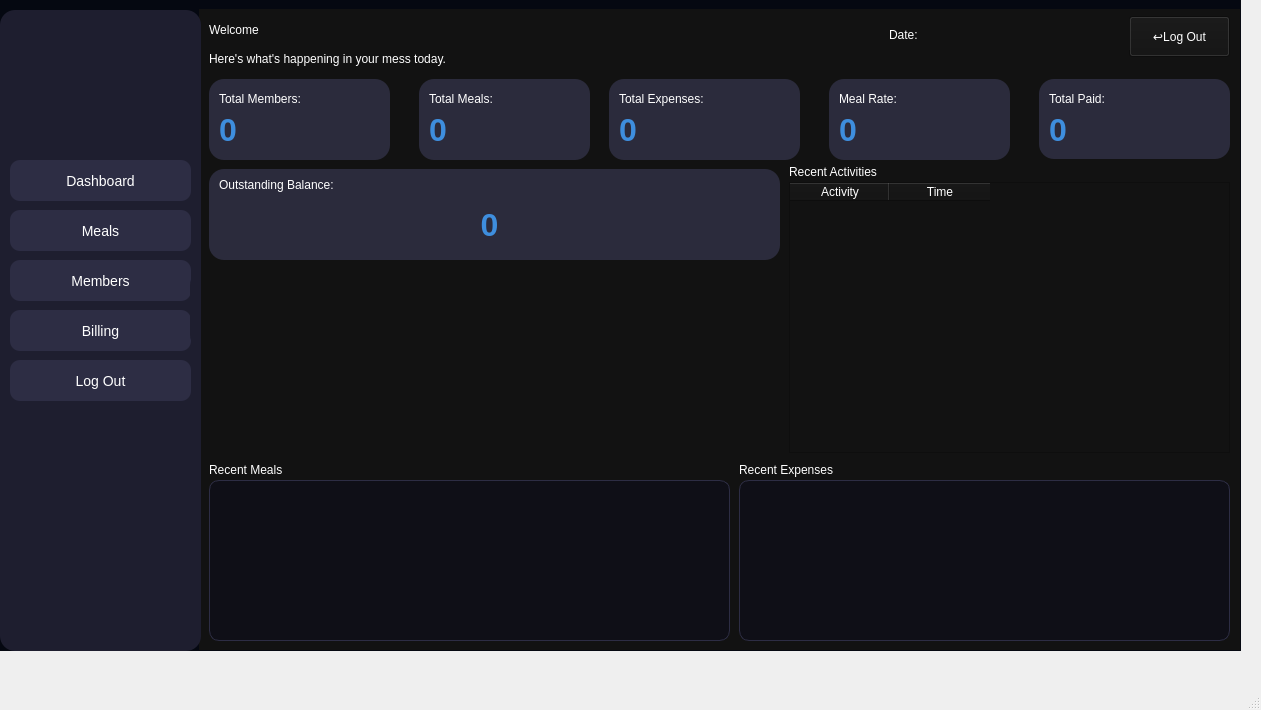
This is mainwindow.ui in cosmicelectro/MESSMATE as Qt 5 draws it before an edit. The edited form follows.
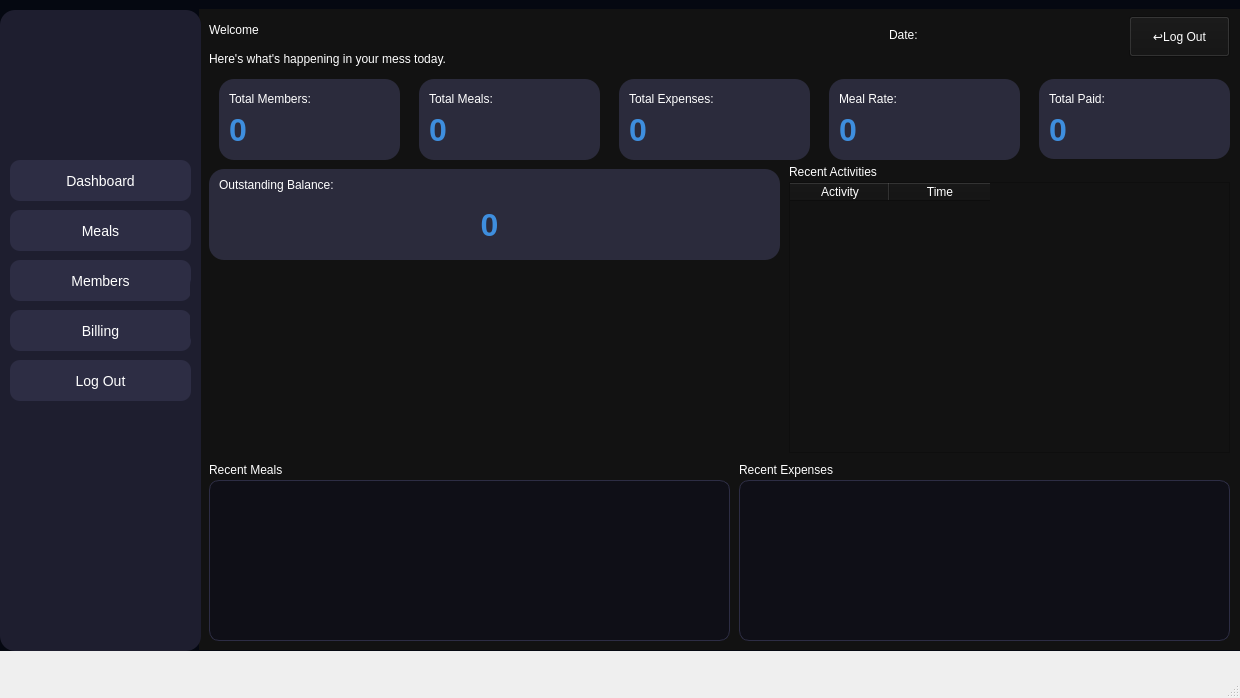
This is the edited form. Icons and pictures are not drawn.

```diff
--- a/mainwindow.ui
+++ b/mainwindow.ui
@@ -6,8 +6,8 @@
    <rect>
     <x>0</x>
     <y>0</y>
-    <width>1261</width>
-    <height>710</height>
+    <width>1240</width>
+    <height>698</height>
    </rect>
   </property>
   <property name="windowTitle">
@@ -561,7 +561,7 @@
        <widget class="QFrame" name="frame_2">
         <property name="geometry">
          <rect>
-          <x>10</x>
+          <x>20</x>
           <y>70</y>
           <width>181</width>
           <height>81</height>
@@ -621,7 +621,7 @@
          <rect>
           <x>220</x>
           <y>70</y>
-          <width>171</width>
+          <width>181</width>
           <height>81</height>
          </rect>
         </property>
@@ -693,7 +693,7 @@
        <widget class="QFrame" name="frame_9">
         <property name="geometry">
          <rect>
-          <x>410</x>
+          <x>420</x>
           <y>70</y>
           <width>191</width>
           <height>81</height>
@@ -730,7 +730,7 @@
           <rect>
            <x>10</x>
            <y>30</y>
-           <width>151</width>
+           <width>171</width>
            <height>41</height>
           </rect>
          </property>
@@ -753,7 +753,7 @@
          <rect>
           <x>630</x>
           <y>70</y>
-          <width>181</width>
+          <width>191</width>
           <height>81</height>
          </rect>
         </property>
@@ -788,7 +788,7 @@
           <rect>
            <x>10</x>
            <y>30</y>
-           <width>111</width>
+           <width>161</width>
            <height>41</height>
           </rect>
          </property>
@@ -954,7 +954,7 @@
           <rect>
            <x>10</x>
            <y>30</y>
-           <width>121</width>
+           <width>171</width>
            <height>41</height>
           </rect>
          </property>
```
Left out of the diff: 6 changed lines with no effect on the pictures.
